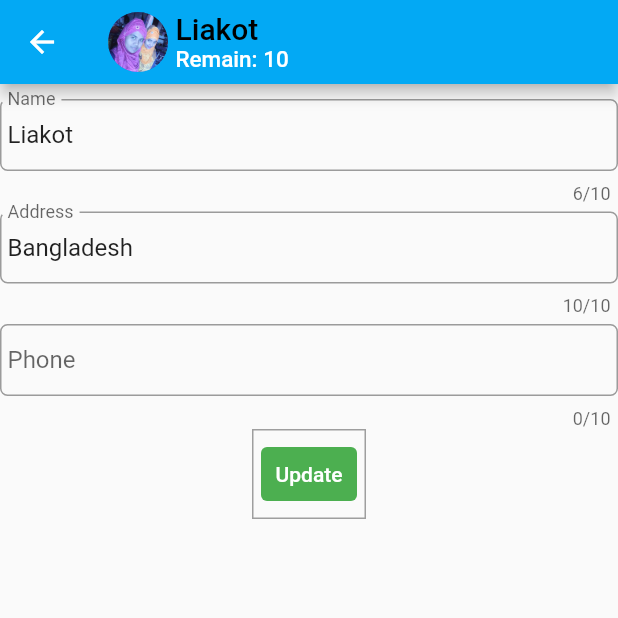
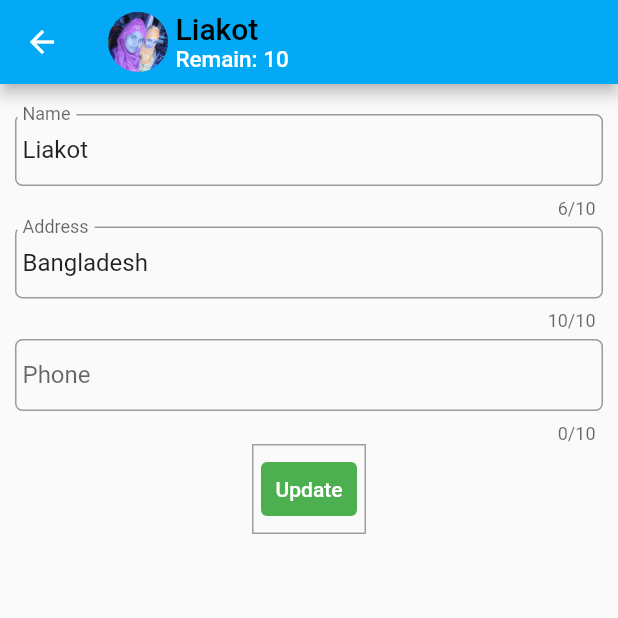
Before and after one commit to Liakot-ali/Flutter-Learn, a Flutter app: the screen it shows after launch, after a tap on "Liakot", on a phone screen of 412 x 824 dp, the top half of it. Run offline on Flutter 3.47's test engine with Material 2 defaults, Android fonts, the phone set to English and light mode, and no system bars.

Commit message:
Adding marging

```diff
--- a/lib/customer_details.dart
+++ b/lib/customer_details.dart
@@ -41,7 +41,9 @@ class _StateCustomerDetails extends State<CustomerDetails> {
               "Remain: " + value.remain.toString()),
         ),
       ),
-      body: Column(
+      body: Container(
+        margin: EdgeInsets.all(10.0),
+        child: Column(
         crossAxisAlignment: CrossAxisAlignment.center,
         children: [
           SizedBox(
@@ -75,7 +77,7 @@ class _StateCustomerDetails extends State<CustomerDetails> {
             ),
           ),
         ],
-      ),
+      ),),
     );
   }
 }
```
